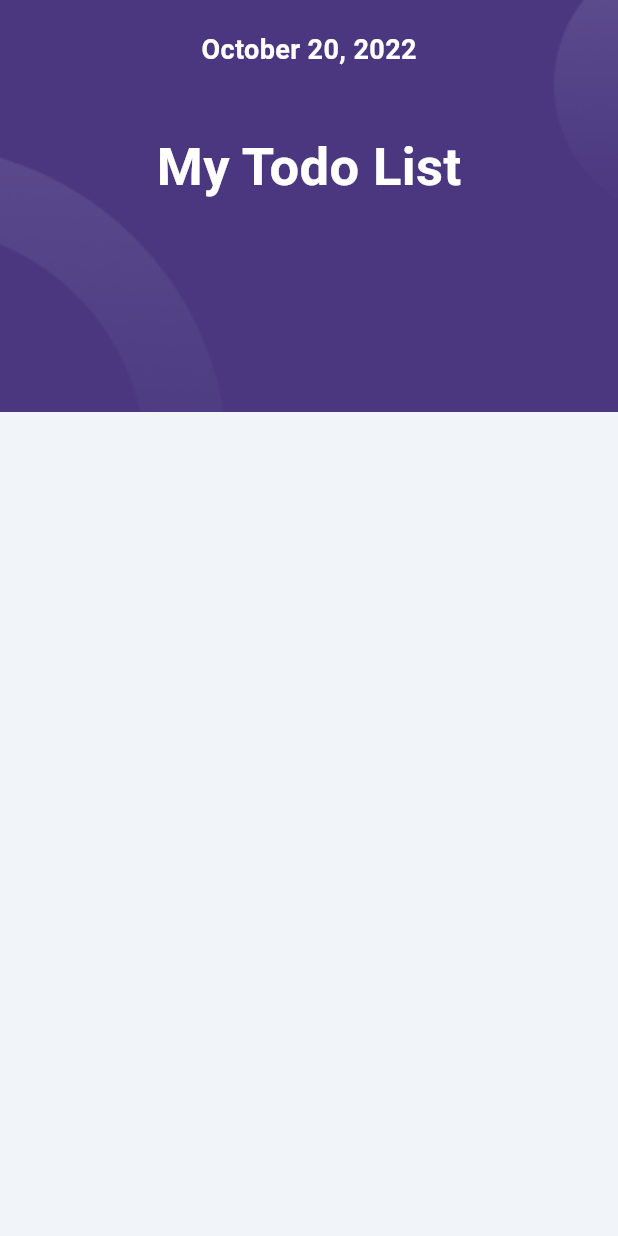
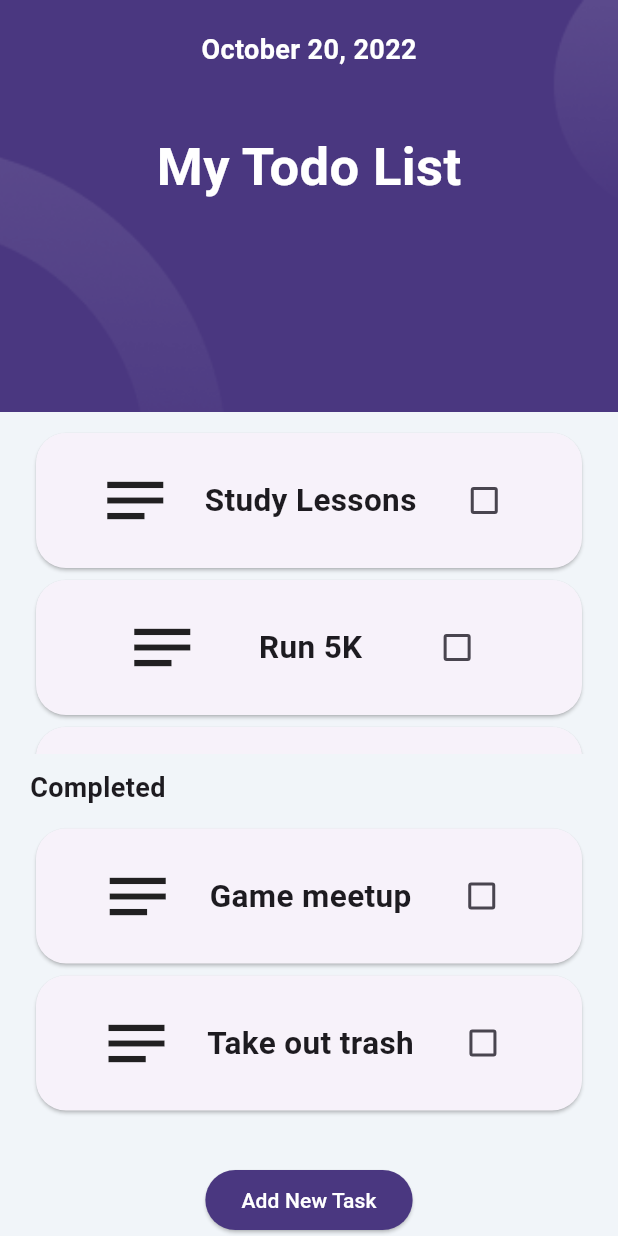
Before and after one commit to beguti/todo_app, a Flutter app: the screen it shows after launch, on a phone screen of 412 x 824 dp. Run offline on Flutter 3.47's test engine with Material 3 defaults, Android fonts, the phone set to English and light mode, and no system bars; our stand-ins replace hexcolor.

Commit message:
page 2 created

```diff
--- a/lib/main.dart
+++ b/lib/main.dart
@@ -1,63 +1,25 @@
 import 'package:flutter/material.dart';
-import 'package:hexcolor/hexcolor.dart';
-import 'package:todo_app/constants/color.dart';
+import 'package:todo_app/screens/home.dart';
 
 void main() {
   runApp(const MyApp());
 }
 
-class MyApp extends StatelessWidget {
+class MyApp extends StatefulWidget {
   const MyApp({super.key});
+
+  @override
+  State<MyApp> createState() => _MyAppState();
+}
+
+class _MyAppState extends State<MyApp> {
+  bool isChecked = false;
   @override
   Widget build(BuildContext context) {
-    double deviceWidth = MediaQuery.of(context).size.width;
-    double deviceHeight = MediaQuery.of(context).size.height;
-
-    return MaterialApp(
+    return const MaterialApp(
       debugShowCheckedModeBanner: false,
       //Bildirim çubuğna ve alttaki butonlara basmamızı engelliyor
-      home: SafeArea(
-        child: Scaffold(
-          backgroundColor: HexColor(backgroundColor),
-          body: Container(
-            width: deviceWidth,
-            height: deviceHeight / 3,
-            decoration: BoxDecoration(
-              color: HexColor(purbleColor),
-              image: const DecorationImage(
-                image: AssetImage("lib/assets/images/header.png"),
-                fit: BoxFit.cover,
-              ),
-            ),
-            child: const Column(
-              children: [
-                Padding(
-                  padding: EdgeInsets.only(top: 20.0),
-                  child: Text(
-                    "October 20, 2022",
-                    style: TextStyle(
-                      color: Colors.white,
-                      fontSize: 18,
-                      fontWeight: FontWeight.bold,
-                    ),
-                  ),
-                ),
-                Padding(
-                  padding: EdgeInsets.only(top: 40),
-                  child: Text(
-                    "My Todo List",
-                    style: TextStyle(
-                      color: Colors.white,
-                      fontSize: 35,
-                      fontWeight: FontWeight.bold,
-                    ),
-                  ),
-                ),
-              ],
-            ),
-          ),
-        ),
-      ),
+      home: HomeScreen(),
     );
   }
 }
--- /dev/null
+++ b/lib/screens/home.dart
@@ -0,0 +1,138 @@
+import 'package:flutter/material.dart';
+import 'package:hexcolor/hexcolor.dart';
+import 'package:todo_app/constants/color.dart';
+import 'package:todo_app/screens/add_new_task.dart';
+import 'package:todo_app/todoItem.dart';
+
+class HomeScreen extends StatefulWidget {
+  const HomeScreen({super.key});
+
+  @override
+  State<HomeScreen> createState() => _HomeScreenState();
+}
+
+class _HomeScreenState extends State<HomeScreen> {
+  List<String> todo = ["Study Lessons", "Run 5K", "Go to party"];
+  List<String> completed = ["Game meetup", "Take out trash"];
+  @override
+  Widget build(BuildContext context) {
+    double deviceWidth = MediaQuery.of(context).size.width;
+    double deviceHeight = MediaQuery.of(context).size.height;
+    return MaterialApp(
+      debugShowCheckedModeBanner: false,
+      home: SafeArea(
+        child: Scaffold(
+          backgroundColor: HexColor(backgroundColor),
+          body: Column(
+            children: [
+              //HEADER
+              Container(
+                width: deviceWidth,
+                height: deviceHeight / 3,
+                decoration: BoxDecoration(
+                  color: HexColor(purbleColor),
+                  image: const DecorationImage(
+                    image: AssetImage("lib/assets/images/header.png"),
+                    fit: BoxFit.cover,
+                  ),
+                ),
+                child: const Column(
+                  children: [
+                    Padding(
+                      padding: EdgeInsets.only(top: 20.0),
+                      child: Text(
+                        "October 20, 2022",
+                        style: TextStyle(
+                          color: Colors.white,
+                          fontSize: 18,
+                          fontWeight: FontWeight.bold,
+                        ),
+                      ),
+                    ),
+                    Padding(
+                      padding: EdgeInsets.only(top: 40),
+                      child: Text(
+                        "My Todo List",
+                        style: TextStyle(
+                          color: Colors.white,
+                          fontSize: 35,
+                          fontWeight: FontWeight.bold,
+                        ),
+                      ),
+                    ),
+                  ],
+                ),
+              ),
+              //TOP COLUMN
+              Expanded(
+                child: Padding(
+                  padding: const EdgeInsets.fromLTRB(20, 10, 20, 10),
+                  child: SingleChildScrollView(
+                    child: ListView.builder(
+                      primary: false,
+                      shrinkWrap: true,
+                      itemCount: todo.length,
+                      itemBuilder: (context, index) {
+                        return TodoItem(
+                          title: todo[index],
+                        );
+                      },
+                    ),
+                  ),
+                ),
+              ),
+              //COMPLETED TEXT
+              const Padding(
+                padding: EdgeInsets.only(left: 20),
+                child: Align(
+                  alignment: Alignment.centerLeft,
+                  child: Text(
+                    "Completed",
+                    style: TextStyle(
+                      fontWeight: FontWeight.bold,
+                      fontSize: 18,
+                    ),
+                  ),
+                ),
+              ),
+              //BOTTOM COLUMN
+              Expanded(
+                child: Padding(
+                  padding: const EdgeInsets.fromLTRB(20, 10, 20, 10),
+                  child: SingleChildScrollView(
+                    child: ListView.builder(
+                      primary: false,
+                      shrinkWrap: true,
+                      itemCount: completed.length,
+                      itemBuilder: (context, index) {
+                        return TodoItem(
+                          title: completed[index],
+                        );
+                      },
+                    ),
+                  ),
+                ),
+              ),
+              ElevatedButton(
+                style: ElevatedButton.styleFrom(
+                  backgroundColor: HexColor(purbleColor),
+                  foregroundColor: Colors.white,
+                  //shape: const RoundedRectangleBorder(
+                    //borderRadius:
+                       // BorderRadius.zero, // Köşeleri yuvarlak olmaktan çıkarır
+                 // ),
+                ),
+                onPressed: () {
+                  Navigator.of(context).push(MaterialPageRoute(
+                    builder: (context) => const AddNewTaskScreen(),
+                  ));
+                },
+                child: const Text("Add New Task"),
+              ),
+            ],
+          ),
+        ),
+      ),
+    );
+  }
+}
--- /dev/null
+++ b/lib/todoItem.dart
@@ -0,0 +1,49 @@
+// ignore_for_file: file_names
+
+import 'package:flutter/material.dart';
+
+class TodoItem extends StatefulWidget {
+  const TodoItem({super.key, required this.title});
+  final String title;
+
+  @override
+  State<TodoItem> createState() => _TodoItemState();
+}
+
+class _TodoItemState extends State<TodoItem> {
+  bool isChecked = false;
+  @override
+  Widget build(BuildContext context) {
+    return Card(
+      //Karta border radius verme
+      shape: RoundedRectangleBorder(borderRadius: BorderRadius.circular(20)),
+      //---
+      child: Padding(
+        padding: const EdgeInsets.all(20),
+        child: Row(
+          mainAxisAlignment: MainAxisAlignment.spaceEvenly,
+          children: [
+            const Icon(
+              Icons.notes_outlined,
+              size: 50,
+            ),
+            Text(
+              widget.title,
+              style: const TextStyle(
+                fontWeight: FontWeight.bold,
+                fontSize: 21,
+              ),
+            ),
+            Checkbox(
+                value: isChecked,
+                onChanged: (val) => {
+                      setState(() {
+                        isChecked = val!;
+                      })
+                    }),
+          ],
+        ),
+      ),
+    );
+  }
+}
```
Also changed, not shown: lib/screens/add_new_task.dart (added, +171 -0 lines), lib/assets/images/add_new_task_header.png (added), lib/assets/images/category_1.png (added), lib/assets/images/category_2.png (added), lib/assets/images/category_3.png (added).
